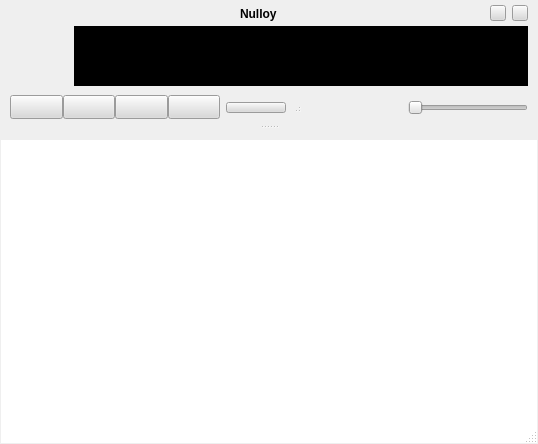
This is src/skins/silver/form.ui in nulloy/nulloy as Qt 5 draws it before an edit. The edited form follows.
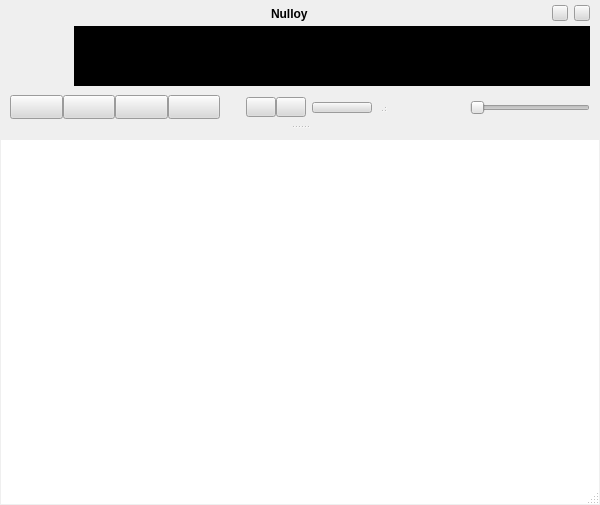
This is the edited form. Icons and pictures are not drawn. Custom widgets are drawn as their Qt base class.

```diff
--- a/src/skins/silver/form.ui
+++ b/src/skins/silver/form.ui
@@ -6,8 +6,8 @@
    <rect>
     <x>0</x>
     <y>0</y>
-    <width>538</width>
-    <height>444</height>
+    <width>600</width>
+    <height>505</height>
    </rect>
   </property>
   <property name="windowTitle">
@@ -1118,6 +1118,111 @@
                      </layout>
                     </widget>
                    </item>
+                   <item>
+                    <spacer name="horizontalSpacer_2">
+                     <property name="orientation">
+                      <enum>Qt::Horizontal</enum>
+                     </property>
+                     <property name="sizeType">
+                      <enum>QSizePolicy::Preferred</enum>
+                     </property>
+                     <property name="sizeHint" stdset="0">
+                      <size>
+                       <width>20</width>
+                       <height>13</height>
+                      </size>
+                     </property>
+                    </spacer>
+                   </item>
+                   <item>
+                    <widget class="QWidget" name="segmentWrapper_3" native="true">
+                     <property name="sizePolicy">
+                      <sizepolicy hsizetype="Fixed" vsizetype="Fixed">
+                       <horstretch>0</horstretch>
+                       <verstretch>0</verstretch>
+                      </sizepolicy>
+                     </property>
+                     <property name="minimumSize">
+                      <size>
+                       <width>60</width>
+                       <height>21</height>
+                      </size>
+                     </property>
+                     <property name="maximumSize">
+                      <size>
+                       <width>60</width>
+                       <height>21</height>
+                      </size>
+                     </property>
+                     <layout class="QHBoxLayout" name="segmentWrapper_2">
+                      <property name="spacing">
+                       <number>0</number>
+                      </property>
+                      <property name="leftMargin">
+                       <number>0</number>
+                      </property>
+                      <property name="topMargin">
+                       <number>0</number>
+                      </property>
+                      <property name="rightMargin">
+                       <number>0</number>
+                      </property>
+                      <property name="bottomMargin">
+                       <number>1</number>
+                      </property>
+                      <item>
+                       <widget class="QToolButton" name="repeatCheckBox">
+                        <property name="sizePolicy">
+                         <sizepolicy hsizetype="Expanding" vsizetype="Expanding">
+                          <horstretch>0</horstretch>
+                          <verstretch>0</verstretch>
+                         </sizepolicy>
+                        </property>
+                        <property name="toolTip">
+                         <string>Repeat</string>
+                        </property>
+                        <property name="text">
+                         <string/>
+                        </property>
+                        <property name="iconSize">
+                         <size>
+                          <width>18</width>
+                          <height>18</height>
+                         </size>
+                        </property>
+                        <property name="checkable">
+                         <bool>true</bool>
+                        </property>
+                       </widget>
+                      </item>
+                      <item>
+                       <widget class="QToolButton" name="shuffleCheckBox">
+                        <property name="sizePolicy">
+                         <sizepolicy hsizetype="Expanding" vsizetype="Expanding">
+                          <horstretch>0</horstretch>
+                          <verstretch>0</verstretch>
+                         </sizepolicy>
+                        </property>
+                        <property name="toolTip">
+                         <string>Shuffle</string>
+                        </property>
+                        <property name="text">
+                         <string/>
+                        </property>
+                        <property name="iconSize">
+                         <size>
+                          <width>18</width>
+                          <height>18</height>
+                         </size>
+                        </property>
+                        <property name="checkable">
+                         <bool>true</bool>
+                        </property>
+                       </widget>
+                      </item>
+                     </layout>
+                    </widget>
+                   </item>
                    <item>
                     <widget class="QToolButton" name="playlistToggleButton">
                      <property name="sizePolicy">
```
Left out of the diff: 28 changed lines with no effect on the pictures.
